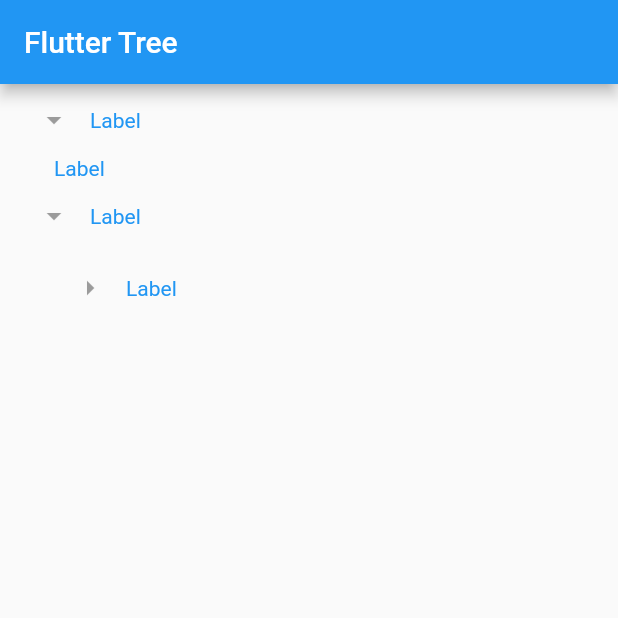
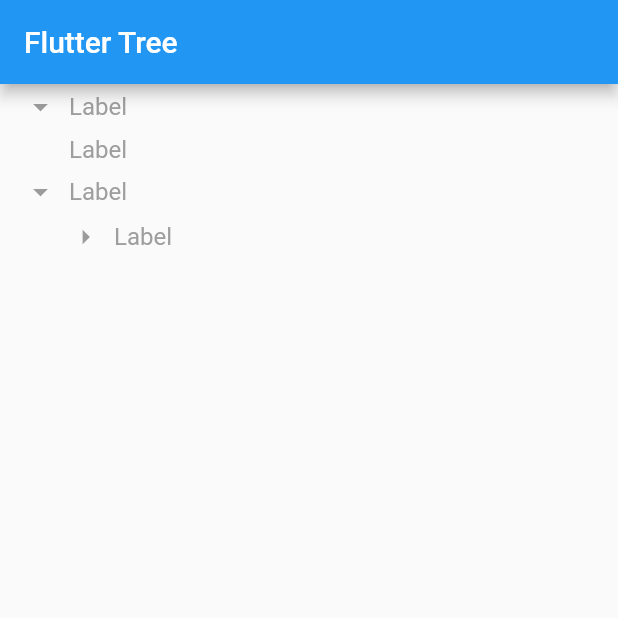
Before and after one commit to zywcode/flutter_easy_tree, a Flutter app: the screen it shows after launch, on a phone screen of 412 x 824 dp, the top half of it. Run offline on Flutter 3.47's test engine with Material 2 defaults, Android fonts, the phone set to English and light mode, and no system bars.

Commit message:
tree node icon

```diff
--- a/example/lib/main.dart
+++ b/example/lib/main.dart
@@ -14,10 +14,15 @@ class MyApp extends StatelessWidget {
       home: Scaffold(
         appBar: AppBar(title: Text('Flutter Tree')),
         body: TreeView(
-          offsetLeft: 24,
+          offsetLeft: 30,
           data: treeData,
-          onIcon: () {
-            return null;
+          onIcon: (String id) {
+            print('id: ${id}');
+            return SizedBox.shrink();
+//            return IconButton(
+//              icon: Icon(Icons.star_border),
+//              iconSize: 24,
+//            );
           },
           onNodeTap: () {
             print('node');
--- a/example/lib/tree_data.dart
+++ b/example/lib/tree_data.dart
@@ -1,9 +1,11 @@
 final List<Map<String, dynamic>> treeData = [
   {
+    "id": "1",
     "label": "Label",
     "expanded": true,
     "children": [
       {
+        "id": "2",
         "label": "Label",
         "expanded": true,
         "children": [],
@@ -11,37 +13,45 @@ final List<Map<String, dynamic>> treeData = [
     ],
   },
   {
+    "id": "3",
     "label": "Label",
     "expanded": true,
     "children": [
       {
+        "id": "4",
         "label": "Label",
         "expanded": false,
         "children": [
           {
+            "id": "5",
             "label": "Label",
             "expanded": false,
             "children": [],
           },
           {
+            "id": "6",
             "label": "Label",
             "expanded": false,
             "children": [
               {
+                "id": "7",
                 "label": "Label",
                 "expanded": false,
                 "children": [],
               },
               {
+                "id": "8",
                 "label": "Label",
                 "expanded": false,
                 "children": [
                   {
+                    "id": "9",
                     "label": "Label",
                     "expanded": true,
                     "children": [],
                   },
                   {
+                    "id": "10",
                     "label": "Label",
                     "expanded": true,
                     "children": [],
--- a/lib/src/tree_node.dart
+++ b/lib/src/tree_node.dart
@@ -40,8 +40,10 @@ class _TreeNodeState extends State<TreeNode>
   initState() {
     _isExpanded = widget.expanded;
     _isSelected = widget.selectedNode == widget.id;
-//    _icon = widget.onIcon != null && widget.onIcon is Function && widget.id != null ? widget.onIcon(widget.id) : null;
-    _icon = Text('');
+    _icon =
+        widget.onIcon != null && widget.onIcon is Function && widget.id != null
+            ? widget.onIcon(widget.id)
+            : SizedBox.shrink();
     super.initState();
   }
 
@@ -63,23 +65,32 @@ class _TreeNodeState extends State<TreeNode>
                 visible: children != null && children.length > 0,
                 child: Center(
                   child: GestureDetector(
-                      child: children != null && children.length > 0 ? IconButton(
-                        icon: Icon(_isExpanded ? Icons.arrow_drop_down : Icons.arrow_right),
-                        iconSize: 24,
-                        onPressed: null,
-                      ) : null,
+                      child: SizedBox(
+                        width: 30,
+                        height: 30,
+                        child: IconButton(
+                          padding: EdgeInsets.zero,
+                          icon: Icon(_isExpanded
+                              ? Icons.arrow_drop_down
+                              : Icons.arrow_right),
+                          iconSize: 24,
+                          onPressed: null,
+                        ),
+                      ),
                       onTap: () {
                         setState(() {
                           _isExpanded = !_isExpanded;
                         });
-                      }
-                  ),
+                      }),
                 ),
               ),
 //              SizedBox(width: 6.0),
               Expanded(
                 child: GestureDetector(
                   onTap: () {
+                    setState(() {
+                      _isExpanded = !_isExpanded;
+                    });
                     if (widget.onNodeTap != null &&
                         widget.onNodeTap is Function) {
                       widget.onNodeTap();
@@ -88,12 +99,17 @@ class _TreeNodeState extends State<TreeNode>
                   child: Row(
                     children: [
                       _icon,
-                      Text(widget.label, style: TextStyle(color: _isSelected ? Colors.blue : Colors.grey),)
+                      Padding(
+                        padding: EdgeInsets.all(4),
+                        child: Text(widget.label,
+                            style: TextStyle(
+                                color: _isSelected ? Colors.blue : Colors.grey,
+                                fontSize: 16)),
+                      )
                     ],
                   ),
                 ),
               ),
-              SizedBox(width: 4.0),
             ],
           ),
         ),
--- a/lib/src/tree_view.dart
+++ b/lib/src/tree_view.dart
@@ -21,11 +21,13 @@ class TreeView extends StatelessWidget {
 
     for (int i = 0; i < list.length; i++) {
       final Map<String, dynamic> item = list[i];
+      final id = item['id'] ?? '';
       final label = item['label'] ?? '';
       final expanded = item['expanded'] ?? false;
       final children = item['children'] as List;
 
       treeNodes.add(TreeNode(
+        id: id,
         label: label,
         expanded: expanded,
         offsetLeft: offsetLeft,
@@ -44,11 +46,13 @@ class TreeView extends StatelessWidget {
       crossAxisAlignment: CrossAxisAlignment.start,
       children: List.generate(data.length, (int index) {
         final Map<String, dynamic> item = data[index];
+        final id = item['id'] ?? '';
         final label = item['label'] ?? '';
         final expanded = item['expanded'] ?? false;
         final children = item['children'] as List;
 
         return TreeNode(
+          id: id,
           label: label,
           expanded: expanded,
           offsetLeft: offsetLeft,
```
